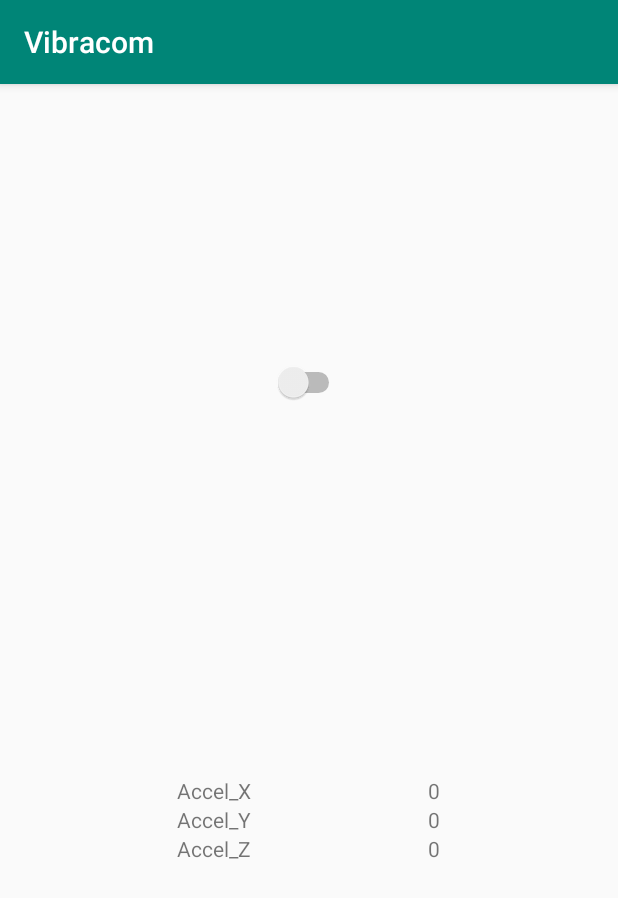
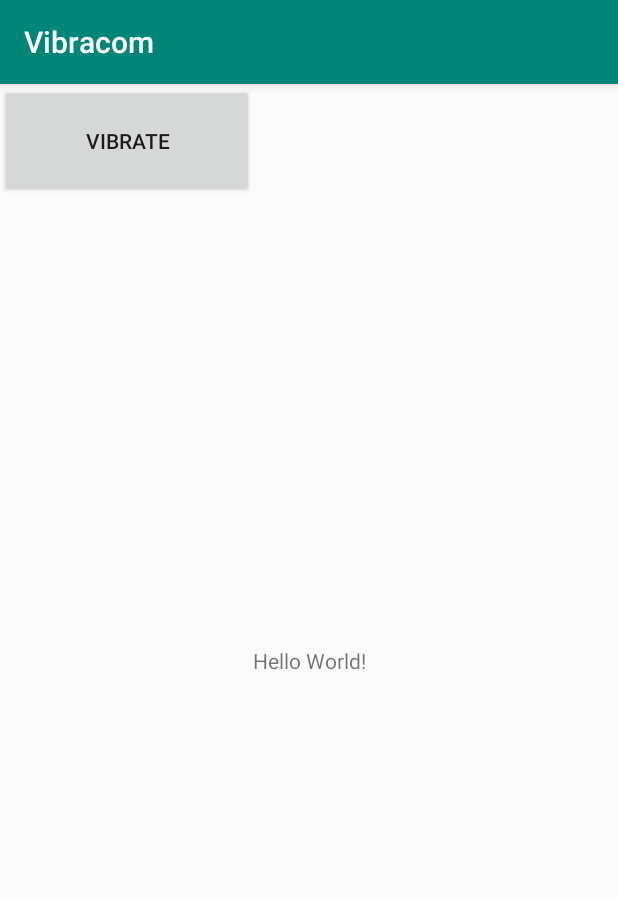
Before and after one commit to asmitde/Vibracom, an Android app: the VibrateActivity screen opened directly, with no data from a screen before it, on a phone screen of 412 x 824 dp. Shown: the top 898 px of the screen. Run offline under Robolectric (Android 15) with nearby library versions, the phone set to English and light mode, and no system bars.

Commit message:
Update VibrateActivity.java

```diff
--- a/app/src/main/java/com/example/vibracom/VibrateActivity.java
+++ b/app/src/main/java/com/example/vibracom/VibrateActivity.java
@@ -26,7 +26,7 @@
     @Override
     protected void onCreate(Bundle savedInstanceState) {
         super.onCreate(savedInstanceState);
-        setContentView(R.layout.activity_main);
+        setContentView(R.layout.activity_vibrate);
 
         button = findViewById(R.id.button);
         vibrator = (Vibrator) getSystemService(VIBRATOR_SERVICE);
```
